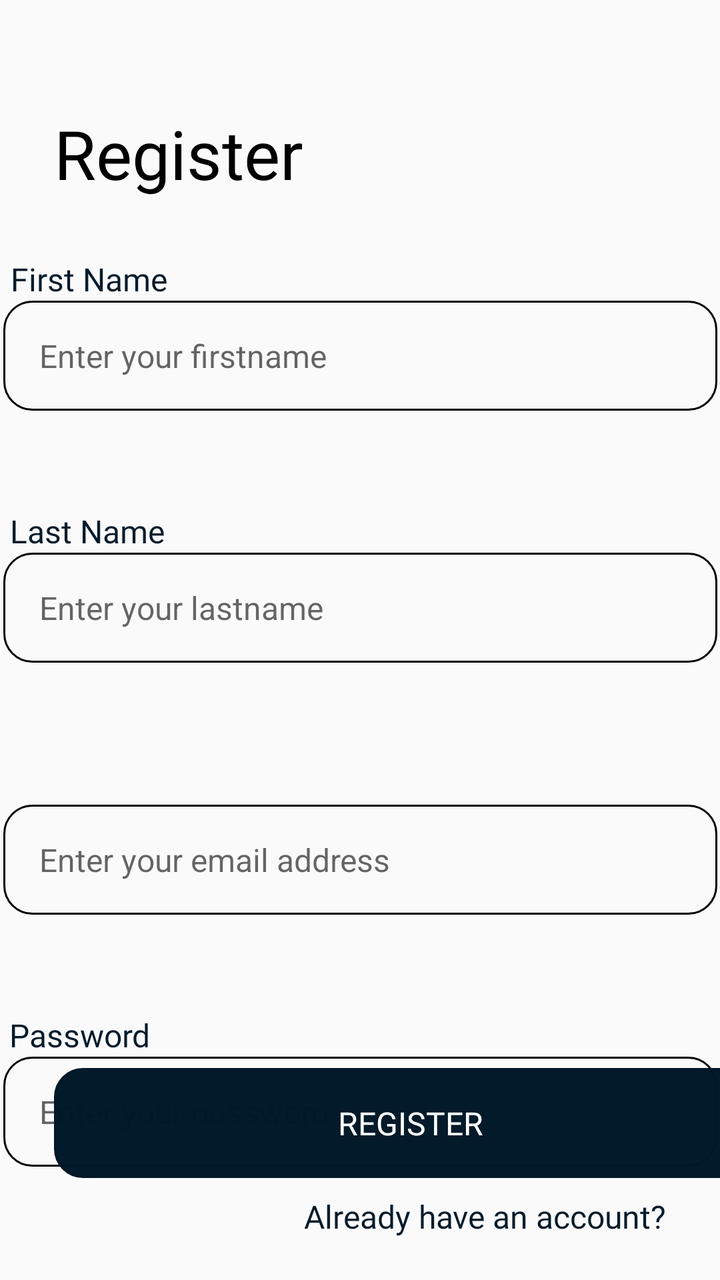
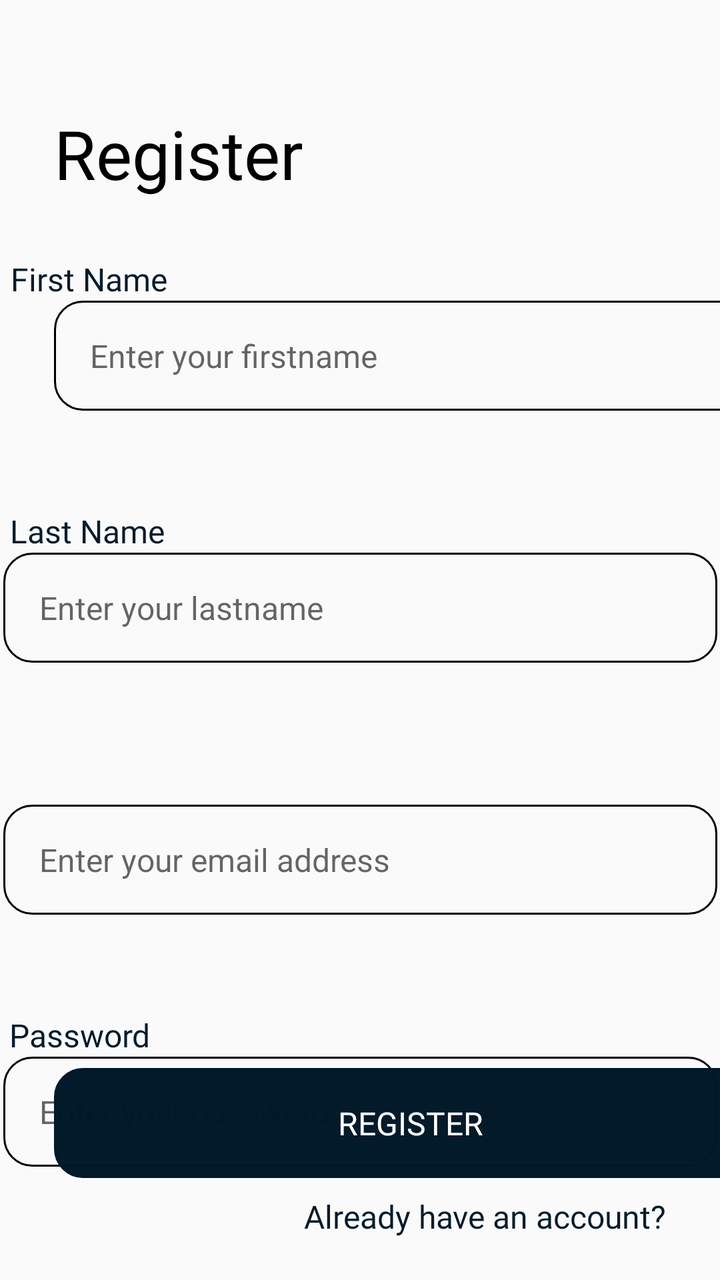

An Android layout rendered at two revisions. The XML below is the earlier revision; the diff shows what the commit changed to produce the second picture.
<!-- AndroidManifest.xml: application theme Theme.Nearmate -->
<!-- res/layout/activity_register.xml -->
<?xml version="1.0" encoding="utf-8"?>
<androidx.constraintlayout.widget.ConstraintLayout xmlns:android="http://schemas.android.com/apk/res/android"
    xmlns:app="http://schemas.android.com/apk/res-auto"
    xmlns:tools="http://schemas.android.com/tools"
    android:id="@+id/main"
    android:layout_width="match_parent"
    android:layout_height="match_parent"
    tools:context=".features.register.RegisterActivity">

    <Button
        android:id="@+id/registerButton"
        android:layout_width="357dp"
        android:layout_height="55dp"
        android:layout_marginStart="27dp"
        android:layout_marginEnd="27dp"
        android:background="@drawable/rounded_corner"
        android:backgroundTint="@color/colorPrimary"
        android:fontFamily="@font/poppins"
        android:text="@string/register"
        android:textColor="@color/white"
        android:textSize="16sp"
        app:layout_constraintBottom_toBottomOf="parent"
        app:layout_constraintEnd_toEndOf="parent"
        app:layout_constraintHorizontal_bias="0.0"
        app:layout_constraintStart_toStartOf="parent"
        app:layout_constraintTop_toTopOf="parent"
        app:layout_constraintVertical_bias="0.913" />

    <TextView
        android:id="@+id/registerLoginRedirectTV"
        android:layout_width="wrap_content"
        android:layout_height="wrap_content"
        android:layout_marginStart="174dp"
        android:layout_marginEnd="27dp"
        android:fontFamily="@font/poppins_bold"
        android:text="@string/already_have_an_account"
        android:textColor="@color/colorPrimary"
        android:textSize="16sp"
        app:layout_constraintBottom_toBottomOf="parent"
        app:layout_constraintEnd_toEndOf="parent"
        app:layout_constraintHorizontal_bias="1.0"
        app:layout_constraintStart_toStartOf="parent"
        app:layout_constraintTop_toBottomOf="@+id/registerButton"
        app:layout_constraintVertical_bias="0.282"
        android:clickable="true"/>

    <TextView
        android:id="@+id/register"
        android:layout_width="wrap_content"
        android:layout_height="wrap_content"
        android:layout_marginStart="27dp"
        android:layout_marginEnd="240dp"
        android:fontFamily="@font/poppins_bold"
        android:text="@string/register"
        android:textColor="@color/black"
        android:textSize="34sp"
        app:layout_constraintBottom_toBottomOf="parent"
        app:layout_constraintEnd_toEndOf="parent"
        app:layout_constraintHorizontal_bias="0.0"
        app:layout_constraintStart_toStartOf="parent"
        app:layout_constraintTop_toTopOf="parent"
        app:layout_constraintVertical_bias="0.091" />

    <EditText
        android:id="@+id/lastNameInput"
        android:layout_width="357dp"
        android:layout_height="55dp"
        android:layout_marginStart="27dp"
        android:layout_marginTop="71dp"
        android:layout_marginEnd="27dp"
        android:background="@drawable/rounded_corner"
        android:hint="@string/enter_your_lastname"
        android:inputType="text"
        android:paddingLeft="18dp"
        android:textSize="16sp"
        app:layout_constraintBottom_toBottomOf="parent"
        app:layout_constraintEnd_toEndOf="parent"
        app:layout_constraintStart_toStartOf="parent"
        app:layout_constraintTop_toBottomOf="@+id/firstNameInput"
        app:layout_constraintVertical_bias="0.0" />

    <EditText
        android:id="@+id/passwordInput"
        android:layout_width="357dp"
        android:layout_height="55dp"
        android:layout_marginStart="27dp"
        android:layout_marginTop="71dp"
        android:layout_marginEnd="27dp"
        android:background="@drawable/rounded_corner"
        android:hint="@string/enter_your_password"
        android:inputType="textPassword"
        android:paddingLeft="18dp"
        android:textSize="16sp"
        app:layout_constraintBottom_toBottomOf="parent"
        app:layout_constraintEnd_toEndOf="parent"
        app:layout_constraintStart_toStartOf="parent"
        app:layout_constraintTop_toBottomOf="@+id/emailInput"
        app:layout_constraintVertical_bias="0.0" />

    <EditText
        android:id="@+id/firstNameInput"
        android:layout_width="357dp"
        android:layout_height="55dp"
        android:layout_marginStart="27dp"
        android:layout_marginTop="10dp"
        android:layout_marginEnd="27dp"
        android:background="@drawable/rounded_corner"
        android:hint="@string/enter_your_firstname"
        android:inputType="text"
        android:paddingLeft="18dp"
        android:textAllCaps="false"
        android:textSize="16sp"
        app:layout_constraintBottom_toBottomOf="parent"
        app:layout_constraintEnd_toEndOf="parent"
        app:layout_constraintStart_toStartOf="parent"
        app:layout_constraintTop_toTopOf="parent"
        app:layout_constraintVertical_bias="0.244" />

    <TextView
        android:id="@+id/lastNameTv"
        android:layout_width="wrap_content"
        android:layout_height="wrap_content"
        android:layout_marginStart="27dp"
        android:layout_marginEnd="300dp"
        android:fontFamily="@font/poppins_bold"
        android:text="@string/last_name"
        android:textColor="@color/colorPrimary"
        android:textSize="16sp"
        app:layout_constraintBottom_toTopOf="@+id/lastNameInput"
        app:layout_constraintEnd_toEndOf="parent"
        app:layout_constraintStart_toStartOf="parent" />

    <TextView
        android:id="@+id/passwordTv"
        android:layout_width="wrap_content"
        android:layout_height="wrap_content"
        android:layout_marginStart="27dp"
        android:layout_marginEnd="307dp"
        android:fontFamily="@font/poppins_bold"
        android:text="@string/password"
        android:textColor="@color/colorPrimary"
        android:textSize="16sp"
        app:layout_constraintBottom_toTopOf="@+id/passwordInput"
        app:layout_constraintEnd_toEndOf="parent"
        app:layout_constraintStart_toStartOf="parent" />

    <TextView
        android:id="@+id/emailTv"
        android:layout_width="wrap_content"
        android:layout_height="wrap_content"
        android:layout_marginStart="27dp"
        android:layout_marginEnd="341dp"
        android:fontFamily="@font/poppins_bold"
        android:text="@string/email"
        android:textColor="@color/colorPrimary"
        android:textSize="16sp"
        app:layout_constraintBottom_toTopOf="@+id/emailInput"
        app:layout_constraintEnd_toEndOf="parent"
        app:layout_constraintStart_toStartOf="parent" />

    <TextView
        android:id="@+id/firstNameTv"
        android:layout_width="wrap_content"
        android:layout_height="wrap_content"
        android:layout_marginStart="27dp"
        android:layout_marginEnd="298dp"
        android:fontFamily="@font/poppins_bold"
        android:text="@string/first_name"
        android:textColor="@color/colorPrimary"
        android:textSize="16sp"
        app:layout_constraintBottom_toTopOf="@+id/firstNameInput"
        app:layout_constraintEnd_toEndOf="parent"
        app:layout_constraintStart_toStartOf="parent" />

    <EditText
        android:id="@+id/emailInput"
        android:layout_width="357dp"
        android:layout_height="55dp"
        android:layout_marginStart="27dp"
        android:layout_marginTop="71dp"
        android:layout_marginEnd="27dp"
        android:background="@drawable/rounded_corner"
        android:hint="@string/enter_your_email_address"
        android:inputType="textEmailAddress"
        android:paddingLeft="18dp"
        android:textSize="16sp"
        app:layout_constraintBottom_toBottomOf="parent"
        app:layout_constraintEnd_toEndOf="parent"
        app:layout_constraintStart_toStartOf="parent"
        app:layout_constraintTop_toBottomOf="@+id/lastNameInput"
        app:layout_constraintVertical_bias="0.0" />
</androidx.constraintlayout.widget.ConstraintLayout>
<!-- resources referenced by this layout -->
<resources>
  <color name="black">#000000</color>
  <color name="colorPrimary">#FC011828</color>
  <color name="white">#FFFFFF</color>
  <!-- drawable rounded_corner (drawable) -->
  <?xml version="1.0" encoding="utf-8"?>
  <shape xmlns:android="http://schemas.android.com/apk/res/android" android:shape="rectangle">
      <corners android:radius="14dp" />
      <stroke android:width="1dp" android:color="@color/black"/>
  </shape>
  <string name="already_have_an_account">Already have an account?</string>
  <string name="email">Email</string>
  <string name="enter_your_email_address">Enter your email address</string>
  <string name="enter_your_firstname">Enter your firstname</string>
  <string name="enter_your_lastname">Enter your lastname</string>
  <string name="enter_your_password">Enter your password</string>
  <string name="first_name">First Name</string>
  <string name="last_name">Last Name</string>
  <string name="password">Password</string>
  <string name="register">Register</string>
  <style name="Theme.Nearmate" parent="Base.Theme.Nearmate" />
  <style name="Base.Theme.Nearmate" parent="Theme.AppCompat.Light.NoActionBar">
          
          
      </style>
</resources>

<!-- the commit's change to res/layout/activity_register.xml (unified diff, before → after) -->
@@ -112,6 +112,7 @@
         android:textSize="16sp"
         app:layout_constraintBottom_toBottomOf="parent"
         app:layout_constraintEnd_toEndOf="parent"
+        app:layout_constraintHorizontal_bias="0.0"
         app:layout_constraintStart_toStartOf="parent"
         app:layout_constraintTop_toTopOf="parent"
         app:layout_constraintVertical_bias="0.244" />
